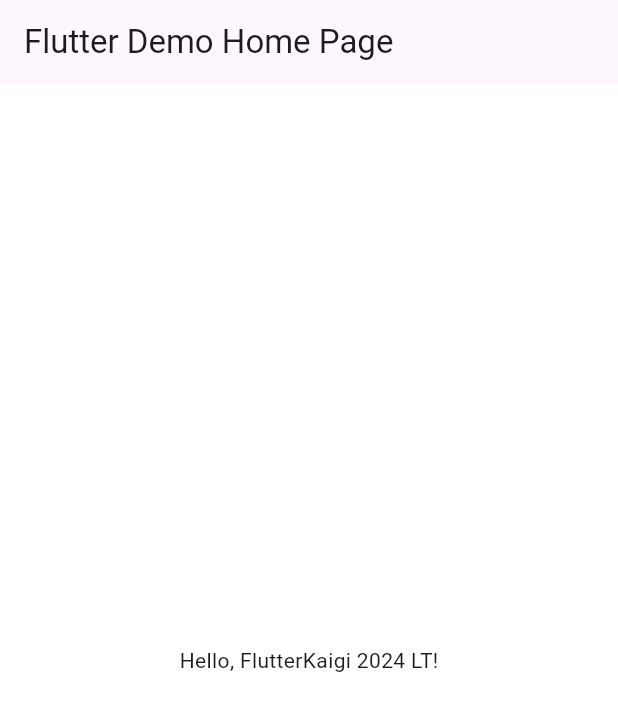
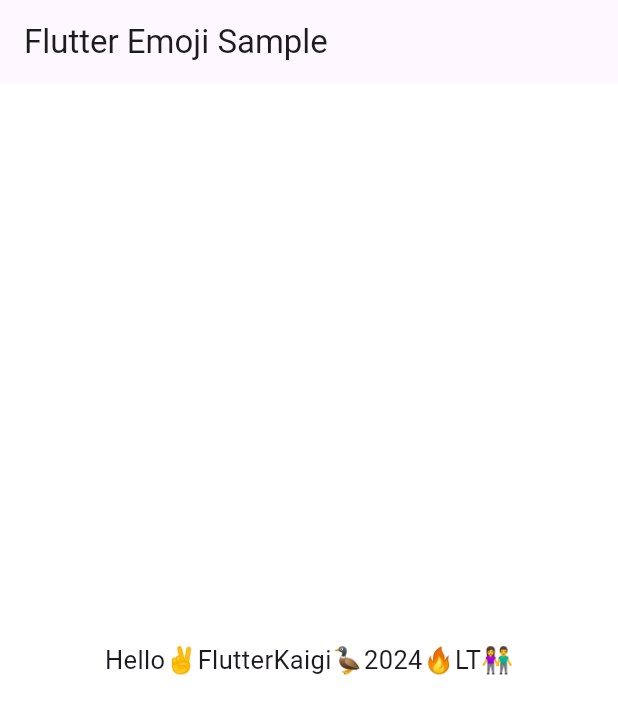
Before and after one commit to kno3a87/flutterkaigi-2024-lt, a Flutter app: the screen it shows after launch, on a phone screen of 412 x 824 dp. Shown: the top 714 px of the screen. Run offline on Flutter 3.47's test engine with Material 3 defaults, Android fonts, the light colour scheme and no system bars.

Commit message:
Flutter emoji text

```diff
--- a/lib/example.dart
+++ b/lib/example.dart
@@ -23,7 +23,13 @@ class _ExampleState extends State<Example> {
         title: Text(widget.title),
       ),
       body: const Center(
-        child: Text('Hello, FlutterKaigi 2024 LT!'),
+        child: Padding(
+          padding: EdgeInsets.all(8.0),
+          child: Text(
+            'Hello✌️FlutterKaigi🦆2024🔥LT👫',
+            style: TextStyle(fontSize: 17),
+          ),
+        ),
       ),
     );
   }
--- a/lib/main.dart
+++ b/lib/main.dart
@@ -15,7 +15,7 @@
       theme: ThemeData(
         primarySwatch: Colors.blue,
       ),
-      home: const Example(title: 'Flutter Demo Home Page'),
+      home: const Example(title: 'Flutter Emoji Sample'),
     );
   }
 }
```
